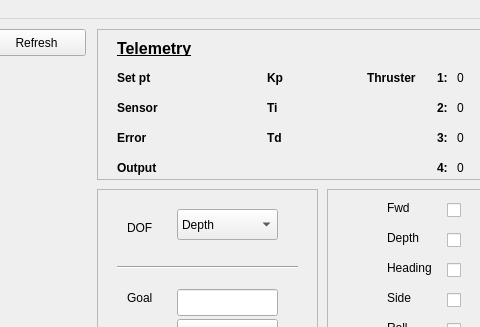
Above: src/gui/ControlUI.ui from silverbullet1/bbauv before the change; both pictures show x 303 to 783 and y 0 to 327 of the 945 by 592 pixel window. Below: the same form after it.
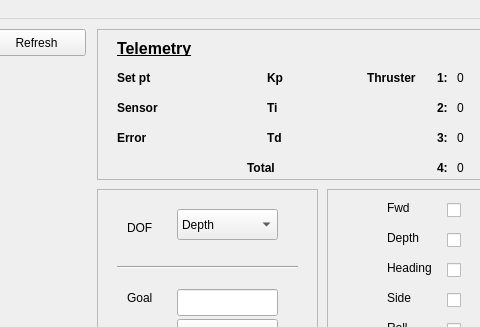
That is the form after the change. Custom widgets are drawn as their Qt base class.

Commit message: Make control ui match checkboxes with PID params when dof changed

Patch:
```diff
--- a/src/gui/ControlUI.ui
+++ b/src/gui/ControlUI.ui
@@ -178,7 +178,7 @@
     <widget class="QLabel" name="output_label">
      <property name="geometry">
       <rect>
-       <x>20</x>
+       <x>150</x>
        <y>130</y>
        <width>51</width>
        <height>17</height>
@@ -191,7 +191,7 @@
       </font>
      </property>
      <property name="text">
-      <string>Output</string>
+      <string>Total</string>
      </property>
     </widget>
     <widget class="QLabel" name="thruster_label">
@@ -294,7 +294,7 @@
     <widget class="QLabel" name="output_val">
      <property name="geometry">
       <rect>
-       <x>80</x>
+       <x>200</x>
        <y>130</y>
        <width>66</width>
        <height>17</height>
```
The commit also changes 1 other file.
